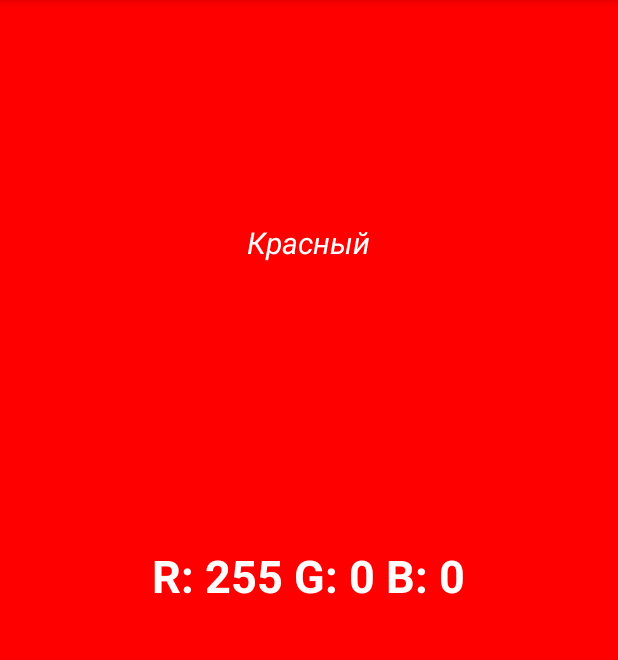
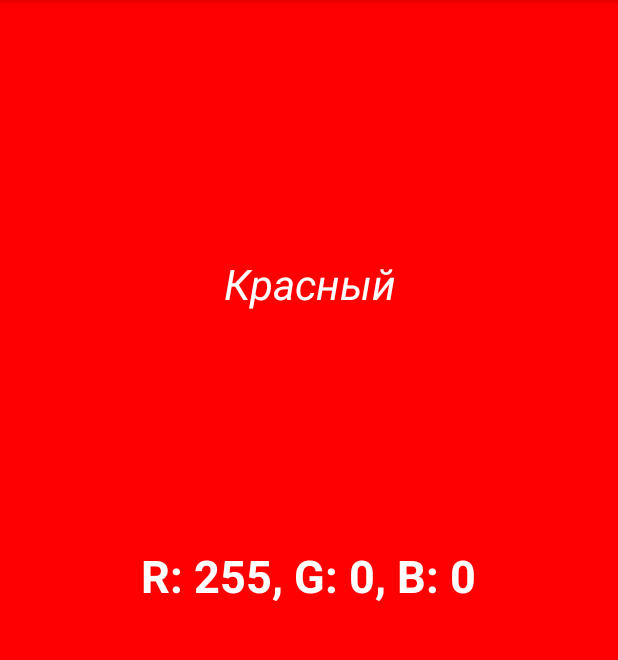
Before and after one commit to nikimakarov/Colorlist, an Android app: the screen it shows after launch (SecondActivity), after a tap on an icon or button, on a phone screen of 412 x 824 dp, the part 84-744 px from its top. Run offline under Robolectric (Android 15) with nearby library versions, the light colour scheme and no system bars.

Commit message:
Colorlist. Version 1.5(Toolbar & Maintaining Scroll) Added a toolbar (back arrow) in toolbar.xml, included it in acrivity_main.xml. Arrow sends the user from SecondActivity back to MainActivity. Important moment: (android:launchMode="singleTop") addded to MainActivity in AnroidManifest.xml to go back to maintained position of scrolling. Made MainActivity as a parent directory for SecondActivity in AndroidManifest. Made names of colors a bit bigger in activity_second.xml. Deleted unused variables and remade files into a readable form.

```diff
--- a/app/src/main/java/ru/surf/nikita_makarov/MainActivity.java
+++ b/app/src/main/java/ru/surf/nikita_makarov/MainActivity.java
@@ -1,15 +1,14 @@
 package ru.surf.nikita_makarov;
 
-import android.content.Context;
 import android.content.Intent;
+import android.os.Bundle;
+import android.os.Parcelable;
+import android.support.annotation.NonNull;
+import android.support.annotation.Nullable;
 import android.support.v7.app.AppCompatActivity;
-import android.os.Bundle;
 import android.view.View;
 import android.widget.AdapterView;
-import android.widget.ArrayAdapter;
-import android.widget.EditText;
 import android.widget.ListView;
-import android.widget.Toast;
 
 import java.util.ArrayList;
 
@@ -17,23 +16,24 @@ public class MainActivity extends AppCompatActivity {
 
     // элементы списка которые будут в него внесены
     ArrayList<String> colors = new ArrayList<String>();
-    static String N = "id";
+
     @Override
     protected void onCreate(Bundle savedInstanceState) {
+
         super.onCreate(savedInstanceState);
         setContentView(R.layout.activity_main);
 
-        // связываемся с ListView
+        //заполняем элементы списка
+        for (int i = 0; i < 360; i++)
+            colors.add("");
+
+        //связываемся с ListView
         ListView list = (ListView) findViewById(R.id.list);
 
-        //заполняем элементы списка
-        for (int i=0;i<360;i++)
-            colors.add("");
+        // создаем адаптер
 
-        // создаем адаптер
         MyAdapter adapter = new MyAdapter(this, colors);
 
-        // устанавливаем адаптер списку
         list.setAdapter(adapter);
 
         //клик для каждого элемента списка
@@ -42,9 +42,10 @@ public class MainActivity extends AppCompatActivity {
             public void onItemClick(AdapterView<?> parent, View view, int position, long id)
             {
                 Intent intent = new Intent(MainActivity.this, SecondActivity.class);
-                intent.putExtra("position",position);
+                intent.putExtra("position", position);
                 startActivity(intent);
             }
         });
     }
+
 }
--- a/app/src/main/java/ru/surf/nikita_makarov/MyAdapter.java
+++ b/app/src/main/java/ru/surf/nikita_makarov/MyAdapter.java
@@ -1,57 +1,57 @@
 package ru.surf.nikita_makarov;
 
-    import java.util.ArrayList;
-
-    import android.content.ClipData;
 import android.content.Context;
 import android.graphics.Color;
 import android.view.LayoutInflater;
 import android.view.View;
 import android.view.ViewGroup;
 import android.widget.BaseAdapter;
-    import android.widget.TextView;
+import java.util.ArrayList;
 
-    public class MyAdapter extends BaseAdapter {
+    public class MyAdapter extends BaseAdapter
+    {
 
         ArrayList<String> data = new ArrayList<>();
         Context context;
 
-        public MyAdapter(Context context, ArrayList<String> arr) {
-            if (arr != null) {
+        public MyAdapter(Context context, ArrayList<String> arr)
+        {
+            if (arr != null)
+            {
                 data = arr;
             }
             this.context = context;
         }
 
         @Override
-        public int getCount() {
+        public int getCount()
+        {
             // TODO Auto-generated method stub
             return data.size();
         }
 
         @Override
-        public Object getItem(int num) {
+        public Object getItem(int num)
+        {
             // TODO Auto-generated method stub
             return data.get(num);
         }
 
         @Override
-        public long getItemId(int arg0) {
+        public long getItemId(int arg0)
+        {
             return arg0;
         }
 
         @Override
-        public View getView(int i, View someView, ViewGroup arg2) {
-            //Получение объекта inflater из контекста
+        public View getView(int i, View someView, ViewGroup arg2)
+        {
             LayoutInflater inflater = LayoutInflater.from(context);
-            //Если someView (View из ListView) вдруг оказался равен
-            //null тогда мы загружаем его с помошью inflater
-            if (someView == null) {
+            if (someView == null)
+            {
                 someView = inflater.inflate(R.layout.item, arg2, false);
             }
-
             someView.setBackgroundColor(Color.HSVToColor(new float[]{i,1f,1f}));
-
             return someView;
         }
     }
--- a/app/src/main/java/ru/surf/nikita_makarov/SecondActivity.java
+++ b/app/src/main/java/ru/surf/nikita_makarov/SecondActivity.java
@@ -1,42 +1,25 @@
 package ru.surf.nikita_makarov;
 
-import android.app.ActionBar;
-import android.content.Intent;
 import android.graphics.Color;
+import android.os.Bundle;
 import android.support.v7.app.AppCompatActivity;
-import android.os.Bundle;
-import android.view.MenuItem;
-import android.view.View;
 import android.widget.RelativeLayout;
 import android.widget.TextView;
 
 public class SecondActivity extends AppCompatActivity
 {
-    TextView textview,textview2;
+    TextView textview, secondtextview;
     RelativeLayout relative;
-/*
-    @Override
-    public boolean onOptionsItemSelected(MenuItem item) {
-        switch (item.getItemId()) {
-            case android.R.id.home:
-                // app icon in action bar clicked; goto parent activity.
-                this.finish();
-                return true;
-            default:
-                return super.onOptionsItemSelected(item);
-        }
-    }
-*/
 
     protected String DetectColor(int num)
     {
         if (num>330) {return "Красный";}
         else if(num>288) {return "Розовый";}
-    else if(num>274) {return "Сиреневый";}
-    else if(num>260) {return "Фиолетовый";}
-    else if(num>210) {return "Синий";}
-    else if(num>138) {return "Голубой";}
-    else if(num>69) {return "Зеленый";}
+        else if(num>274) {return "Сиреневый";}
+        else if(num>260) {return "Фиолетовый";}
+        else if(num>210) {return "Синий";}
+        else if(num>138) {return "Голубой";}
+        else if(num>69) {return "Зеленый";}
         else if(num>36) {return "Желтый";}
         else if(num>13) { return "Оранжевый";}
         else { return "Красный";}
@@ -48,19 +31,17 @@ public class SecondActivity extends AppCompatActivity
         super.onCreate(savedInstanceState);
         setContentView(R.layout.activity_second);
 
-    /*    ActionBar actionBar = getActionBar();
-        actionBar.setHomeButtonEnabled(true);
-*/
         textview = (TextView) findViewById(R.id.textview);
-        textview2 = (TextView) findViewById(R.id.textview2);
+        secondtextview = (TextView) findViewById(R.id.textview2);
         relative = (RelativeLayout) findViewById(R.id.relative);
 
         Bundle extras = getIntent().getExtras();
         int uni = extras.getInt("position");
         String nameofcolor = DetectColor(uni);
         int color  = Color.HSVToColor(new float[]{uni,1f,1f});
-        textview.setText("R: " + Color.red(color) + " G: " + Color.green(color) + " B: " + Color.blue(color));
-        textview2.setText(nameofcolor);
+        String message =  "R: " + Color.red(color) + ", G: " + Color.green(color) + ", B: " + Color.blue(color);
+        textview.setText(message);
+        secondtextview.setText(nameofcolor);
         relative.setBackgroundColor(color);
     }
 }
--- a/app/src/main/res/layout/activity_second.xml
+++ b/app/src/main/res/layout/activity_second.xml
@@ -1,5 +1,6 @@
 <?xml version="1.0" encoding="utf-8"?>
-<RelativeLayout xmlns:android="http://schemas.android.com/apk/res/android"
+<RelativeLayout
+    xmlns:android="http://schemas.android.com/apk/res/android"
     xmlns:tools="http://schemas.android.com/tools"
     android:id="@+id/relative"
     android:layout_width="match_parent"
@@ -26,13 +27,13 @@
         android:layout_width="wrap_content"
         android:layout_height="wrap_content"
         android:textAppearance="?android:attr/textAppearanceMedium"
-        android:textSize="20sp"
+        android:textSize="28sp"
         android:textStyle="italic"
         android:textColor="#FFFFFF"
         android:textAlignment="center"
         android:background="@android:color/transparent"
         android:layout_alignParentTop="true"
-        android:layout_marginTop="148dp"
+        android:layout_marginTop="170dp"
         android:layout_alignParentBottom="false"
         android:layout_centerInParent="true"/>
 
```
Also changed, not shown: app/src/main/AndroidManifest.xml (+8 -3 lines), app/src/main/res/layout/activity_main.xml (+7 -3 lines), app/src/main/res/layout/toolbar.xml (added, +10 -0 lines), app/src/main/res/layout/item.xml (indentation only). Lines whose indentation alone changed are shown as unchanged.
